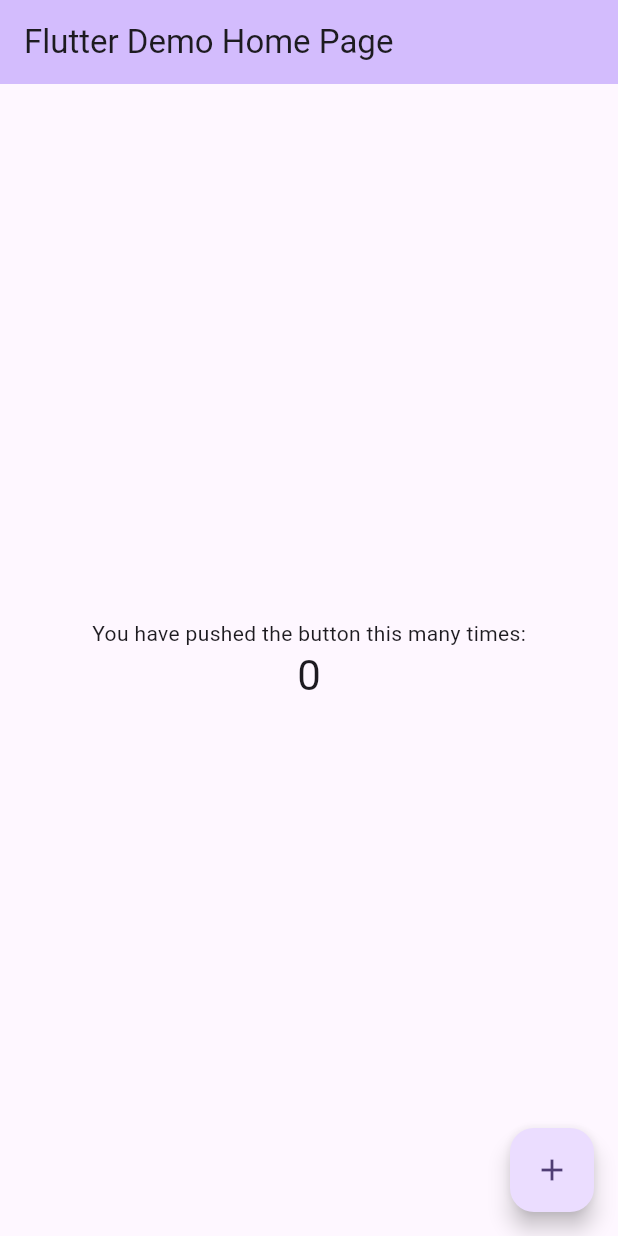
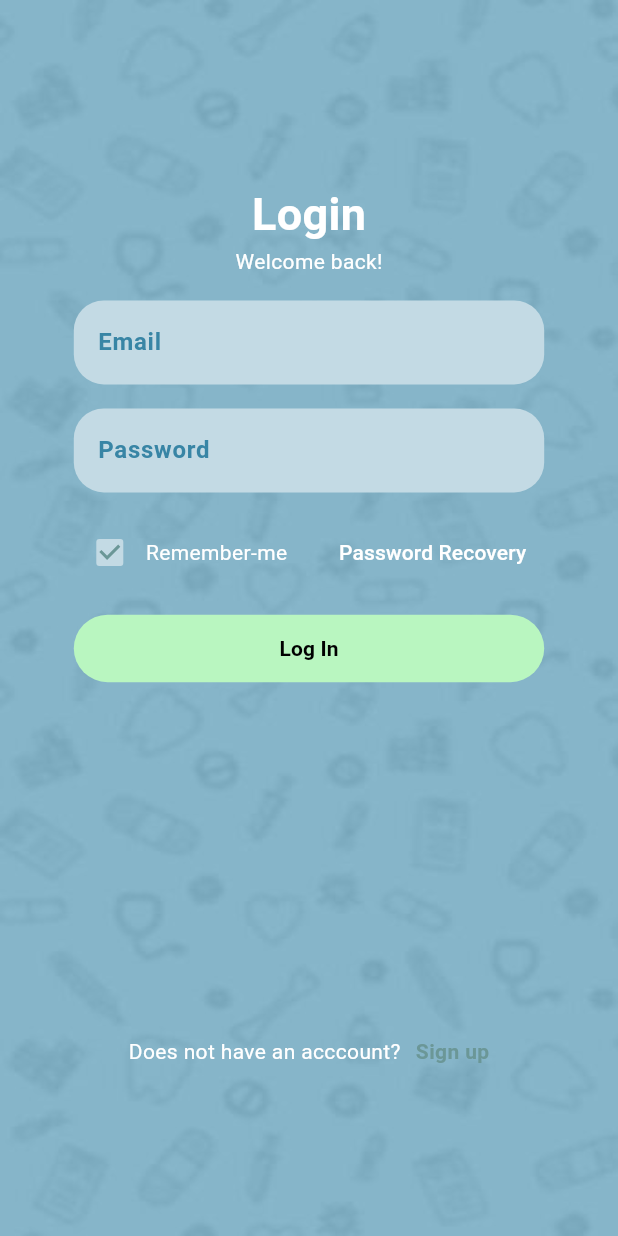
Before and after one commit to rozbr96/learning-flutter, a Flutter app: the screen it shows after launch, on a phone screen of 412 x 824 dp. Run offline on Flutter 3.47's test engine with Material 3 defaults, Android fonts, the phone set to English and light mode, and no system bars.

Commit message:
Create login page

```diff
--- a/lib/main.dart
+++ b/lib/main.dart
@@ -1,125 +1,6 @@
 import 'package:flutter/material.dart';
+import 'package:learning_flutter/main_app.dart';
 
 void main() {
-  runApp(const MyApp());
+  runApp(const MainApp());
 }
-
-class MyApp extends StatelessWidget {
-  const MyApp({super.key});
-
-  // This widget is the root of your application.
-  @override
-  Widget build(BuildContext context) {
-    return MaterialApp(
-      title: 'Flutter Demo',
-      theme: ThemeData(
-        // This is the theme of your application.
-        //
-        // TRY THIS: Try running your application with "flutter run". You'll see
-        // the application has a purple toolbar. Then, without quitting the app,
-        // try changing the seedColor in the colorScheme below to Colors.green
-        // and then invoke "hot reload" (save your changes or press the "hot
-        // reload" button in a Flutter-supported IDE, or press "r" if you used
-        // the command line to start the app).
-        //
-        // Notice that the counter didn't reset back to zero; the application
-        // state is not lost during the reload. To reset the state, use hot
-        // restart instead.
-        //
-        // This works for code too, not just values: Most code changes can be
-        // tested with just a hot reload.
-        colorScheme: ColorScheme.fromSeed(seedColor: Colors.deepPurple),
-        useMaterial3: true,
-      ),
-      home: const MyHomePage(title: 'Flutter Demo Home Page'),
-    );
-  }
-}
-
-class MyHomePage extends StatefulWidget {
-  const MyHomePage({super.key, required this.title});
-
-  // This widget is the home page of your application. It is stateful, meaning
-  // that it has a State object (defined below) that contains fields that affect
-  // how it looks.
-
-  // This class is the configuration for the state. It holds the values (in this
-  // case the title) provided by the parent (in this case the App widget) and
-  // used by the build method of the State. Fields in a Widget subclass are
-  // always marked "final".
-
-  final String title;
-
-  @override
-  State<MyHomePage> createState() => _MyHomePageState();
-}
-
-class _MyHomePageState extends State<MyHomePage> {
-  int _counter = 0;
-
-  void _incrementCounter() {
-    setState(() {
-      // This call to setState tells the Flutter framework that something has
-      // changed in this State, which causes it to rerun the build method below
-      // so that the display can reflect the updated values. If we changed
-      // _counter without calling setState(), then the build method would not be
-      // called again, and so nothing would appear to happen.
-      _counter++;
-    });
-  }
-
-  @override
-  Widget build(BuildContext context) {
-    // This method is rerun every time setState is called, for instance as done
-    // by the _incrementCounter method above.
-    //
-    // The Flutter framework has been optimized to make rerunning build methods
-    // fast, so that you can just rebuild anything that needs updating rather
-    // than having to individually change instances of widgets.
-    return Scaffold(
-      appBar: AppBar(
-        // TRY THIS: Try changing the color here to a specific color (to
-        // Colors.amber, perhaps?) and trigger a hot reload to see the AppBar
-        // change color while the other colors stay the same.
-        backgroundColor: Theme.of(context).colorScheme.inversePrimary,
-        // Here we take the value from the MyHomePage object that was created by
-        // the App.build method, and use it to set our appbar title.
-        title: Text(widget.title),
-      ),
-      body: Center(
-        // Center is a layout widget. It takes a single child and positions it
-        // in the middle of the parent.
-        child: Column(
-          // Column is also a layout widget. It takes a list of children and
-          // arranges them vertically. By default, it sizes itself to fit its
-          // children horizontally, and tries to be as tall as its parent.
-          //
-          // Column has various properties to control how it sizes itself and
-          // how it positions its children. Here we use mainAxisAlignment to
-          // center the children vertically; the main axis here is the vertical
-          // axis because Columns are vertical (the cross axis would be
-          // horizontal).
-          //
-          // TRY THIS: Invoke "debug painting" (choose the "Toggle Debug Paint"
-          // action in the IDE, or press "p" in the console), to see the
-          // wireframe for each widget.
-          mainAxisAlignment: MainAxisAlignment.center,
-          children: <Widget>[
-            const Text(
-              'You have pushed the button this many times:',
-            ),
-            Text(
-              '$_counter',
-              style: Theme.of(context).textTheme.headlineMedium,
-            ),
-          ],
-        ),
-      ),
-      floatingActionButton: FloatingActionButton(
-        onPressed: _incrementCounter,
-        tooltip: 'Increment',
-        child: const Icon(Icons.add),
-      ), // This trailing comma makes auto-formatting nicer for build methods.
-    );
-  }
-}
--- /dev/null
+++ b/lib/main_app.dart
@@ -0,0 +1,25 @@
+import 'package:flutter/material.dart';
+import 'package:learning_flutter/screens/login.dart';
+import 'package:learning_flutter/utils/colors.dart';
+
+class MainApp extends StatelessWidget {
+  const MainApp({super.key});
+
+  @override
+  Widget build(BuildContext context) {
+    return MaterialApp(
+      home: Scaffold(
+        backgroundColor: primaryBackgroundColor,
+        body: Container(
+          decoration: const BoxDecoration(
+            image: DecorationImage(
+              fit: BoxFit.fill,
+              image: AssetImage('assets/images/login-bg.jpg'),
+            ),
+          ),
+          child: const LoginScreen(),
+        ),
+      ),
+    );
+  }
+}
--- /dev/null
+++ b/lib/screens/login.dart
@@ -0,0 +1,18 @@
+import 'package:flutter/material.dart';
+import 'package:learning_flutter/widgets/forms/login.dart';
+import 'package:learning_flutter/widgets/texts/sign_up.dart';
+
+class LoginScreen extends StatelessWidget {
+  const LoginScreen({super.key});
+
+  @override
+  Widget build(BuildContext context) {
+    return const Column(
+      mainAxisAlignment: MainAxisAlignment.spaceAround,
+      children: [
+        LoginForm(),
+        SignUpText(),
+      ],
+    );
+  }
+}
--- /dev/null
+++ b/lib/utils/colors.dart
@@ -0,0 +1,9 @@
+import 'package:flutter/material.dart';
+
+const primaryBackgroundColor = Color.fromARGB(255, 135, 181, 201);
+const secondaryBackgroundColor = Color.fromARGB(255, 185, 246, 192);
+const tertiaryBackgroundColor = Color.fromARGB(255, 195, 218, 228);
+
+const primaryForegroundColor = Color.fromARGB(255, 56, 133, 165);
+const secondaryForegroundColor = Color.fromARGB(255, 107, 151, 151);
+const tertiaryForegroundColor = Colors.white;
--- /dev/null
+++ b/lib/widgets/buttons/login.dart
@@ -0,0 +1,22 @@
+import 'package:flutter/material.dart';
+import 'package:learning_flutter/utils/colors.dart';
+
+class LoginButton extends StatelessWidget {
+  const LoginButton({super.key});
+
+  @override
+  Widget build(BuildContext context) {
+    return FilledButton(
+      onPressed: () {},
+      style: const ButtonStyle(
+        fixedSize: MaterialStatePropertyAll(Size.fromHeight(45)),
+        backgroundColor: MaterialStatePropertyAll(secondaryBackgroundColor),
+        foregroundColor: MaterialStatePropertyAll(Colors.black),
+      ),
+      child: const Text(
+        'Log In',
+        style: TextStyle(fontWeight: FontWeight.bold),
+      ),
+    );
+  }
+}
--- /dev/null
+++ b/lib/widgets/buttons/recovery.dart
@@ -0,0 +1,19 @@
+import 'package:flutter/material.dart';
+import 'package:learning_flutter/utils/colors.dart';
+
+class RecoveryButton extends StatelessWidget {
+  const RecoveryButton({super.key});
+
+  @override
+  Widget build(BuildContext context) {
+    return TextButton(
+      onPressed: () {},
+      child: const Text(
+        'Password Recovery',
+        style: TextStyle(
+          color: tertiaryForegroundColor,
+        ),
+      ),
+    );
+  }
+}
--- /dev/null
+++ b/lib/widgets/forms/login.dart
@@ -0,0 +1,53 @@
+import 'package:flutter/cupertino.dart';
+import 'package:flutter/material.dart';
+import 'package:flutter/widgets.dart';
+import 'package:learning_flutter/widgets/buttons/login.dart';
+import 'package:learning_flutter/widgets/buttons/recovery.dart';
+import 'package:learning_flutter/widgets/inputs/email.dart';
+import 'package:learning_flutter/widgets/inputs/password.dart';
+import 'package:learning_flutter/widgets/inputs/remember_me.dart';
+import 'package:learning_flutter/widgets/texts/login_form_header.dart';
+
+class LoginForm extends StatelessWidget {
+  const LoginForm({super.key});
+
+  @override
+  Widget build(BuildContext context) {
+    return const FractionallySizedBox(
+      widthFactor: 0.8,
+      child: Column(
+        children: [
+          Padding(
+            padding: EdgeInsets.all(8.0),
+            child: LoginHeader(),
+          ),
+          Padding(
+            padding: EdgeInsets.all(8.0),
+            child: EmailInput(),
+          ),
+          Padding(
+            padding: EdgeInsets.all(8.0),
+            child: PassworInput(),
+          ),
+          Padding(
+            padding: EdgeInsets.all(8.0),
+            child: Row(
+              mainAxisAlignment: MainAxisAlignment.spaceBetween,
+              children: [
+                RememberMe(),
+                RecoveryButton(),
+              ],
+            ),
+          ),
+          FractionallySizedBox(
+            widthFactor: 1,
+            child: Padding(
+              padding: EdgeInsets.all(8.0),
+              child: LoginButton(),
+            ),
+          ),
+        ],
+      ),
+    );
+  }
+}
--- /dev/null
+++ b/lib/widgets/inputs/base.dart
@@ -0,0 +1,47 @@
+import 'package:flutter/material.dart';
+import 'package:learning_flutter/utils/colors.dart';
+
+class BaseInput extends StatelessWidget {
+  final String label;
+  final String hintText;
+  final bool obscureText;
+
+  const BaseInput({
+    super.key,
+    required this.label,
+    required this.hintText,
+    this.obscureText = false,
+  });
+
+  @override
+  Widget build(BuildContext context) {
+    return TextField(
+      obscureText: obscureText,
+      style: const TextStyle(
+        color: primaryForegroundColor,
+        fontWeight: FontWeight.bold,
+      ),
+      decoration: InputDecoration(
+        label: Text(
+          label,
+          style: const TextStyle(
+            color: primaryForegroundColor,
+            fontWeight: FontWeight.bold,
+          ),
+        ),
+        hintText: hintText,
+        hintStyle: const TextStyle(
+          color: primaryForegroundColor,
+        ),
+        border: const OutlineInputBorder(
+          borderSide: BorderSide.none,
+          borderRadius: BorderRadius.all(
+            Radius.circular(20),
+          ),
+        ),
+        filled: true,
+        fillColor: tertiaryBackgroundColor,
+      ),
+    );
+  }
+}
--- /dev/null
+++ b/lib/widgets/inputs/email.dart
@@ -0,0 +1,9 @@
+import 'package:learning_flutter/widgets/inputs/base.dart';
+
+class EmailInput extends BaseInput {
+  const EmailInput({super.key})
+      : super(
+          label: 'Email',
+          hintText: 'Insert your mail address',
+        );
+}
--- /dev/null
+++ b/lib/widgets/inputs/password.dart
@@ -0,0 +1,10 @@
+import 'package:learning_flutter/widgets/inputs/base.dart';
+
+class PassworInput extends BaseInput {
+  const PassworInput({super.key})
+      : super(
+          label: 'Password',
+          hintText: 'Insert your password',
+          obscureText: true,
+        );
+}
--- /dev/null
+++ b/lib/widgets/inputs/remember_me.dart
@@ -0,0 +1,26 @@
+import 'package:flutter/material.dart';
+import 'package:learning_flutter/utils/colors.dart';
+
+class RememberMe extends StatelessWidget {
+  const RememberMe({super.key});
+
+  @override
+  Widget build(BuildContext context) {
+    return Row(
+      children: [
+        Checkbox(
+          value: true,
+          onChanged: (checked) {},
+          fillColor: const MaterialStatePropertyAll(tertiaryBackgroundColor),
+          checkColor: secondaryForegroundColor,
+        ),
+        const Text(
+          'Remember-me',
+          style: TextStyle(
+            color: tertiaryForegroundColor,
+          ),
+        ),
+      ],
+    );
+  }
+}
--- /dev/null
+++ b/lib/widgets/texts/login_form_header.dart
@@ -0,0 +1,28 @@
+import 'package:flutter/material.dart';
+import 'package:learning_flutter/utils/colors.dart';
+
+class LoginHeader extends StatelessWidget {
+  const LoginHeader({super.key});
+
+  @override
+  Widget build(BuildContext context) {
+    return const Column(
+      children: [
+        Text(
+          'Login',
+          style: TextStyle(
+            color: tertiaryForegroundColor,
+            fontSize: 30,
+            fontWeight: FontWeight.bold,
+          ),
+        ),
+        Text(
+          'Welcome back!',
+          style: TextStyle(
+            color: tertiaryForegroundColor,
+          ),
+        ),
+      ],
+    );
+  }
+}
--- /dev/null
+++ b/lib/widgets/texts/sign_up.dart
@@ -0,0 +1,29 @@
+import 'package:flutter/material.dart';
+import 'package:learning_flutter/utils/colors.dart';
+
+class SignUpText extends StatelessWidget {
+  const SignUpText({super.key});
+
+  @override
+  Widget build(BuildContext context) {
+    return const InkWell(
+      child: Row(
+        mainAxisAlignment: MainAxisAlignment.center,
+        children: [
+          Text(
+            'Does not have an acccount?',
+            style: TextStyle(color: tertiaryForegroundColor),
+          ),
+          SizedBox(width: 10),
+          Text(
+            'Sign up',
+            style: TextStyle(
+              color: secondaryForegroundColor,
+              fontWeight: FontWeight.bold,
+            ),
+          ),
+        ],
+      ),
+    );
+  }
+}
--- a/pubspec.yaml
+++ b/pubspec.yaml
@@ -59,9 +59,8 @@ flutter:
   uses-material-design: true
 
   # To add assets to your application, add an assets section, like this:
-  # assets:
-  #   - images/a_dot_burr.jpeg
-  #   - images/a_dot_ham.jpeg
+  assets:
+    - assets/images/
 
   # An image asset can refer to one or more resolution-specific "variants", see
   # https://flutter.dev/assets-and-images/#resolution-aware
```
Also changed, not shown: assets/images/login-bg.jpg (added), 1 other file.
